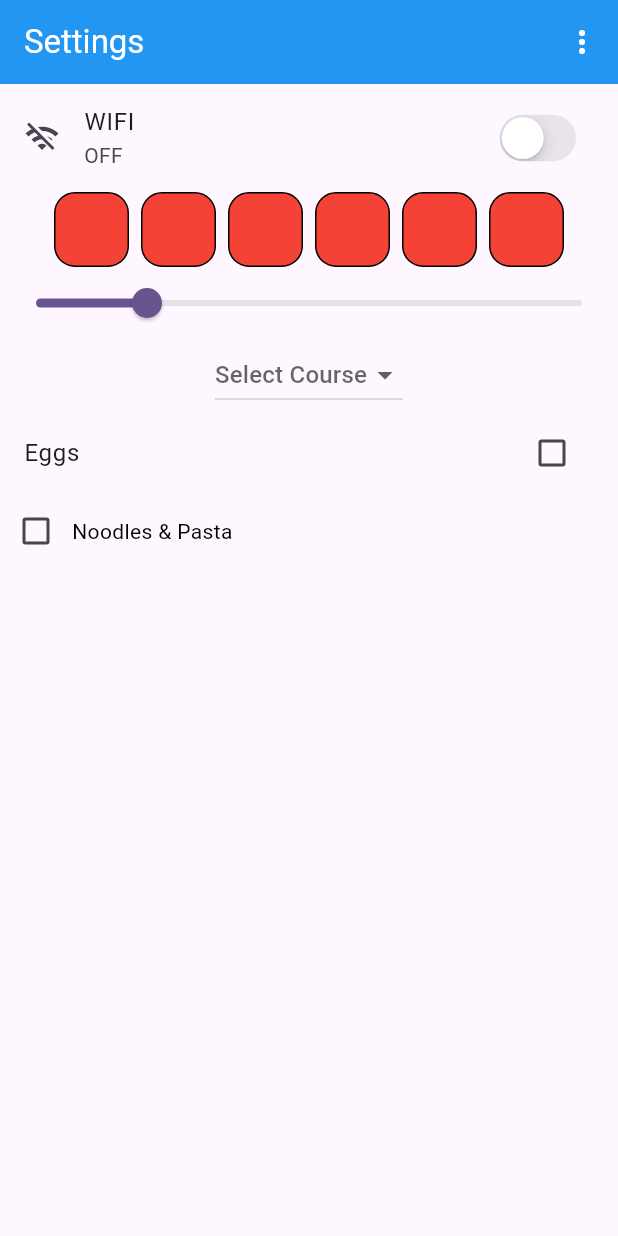
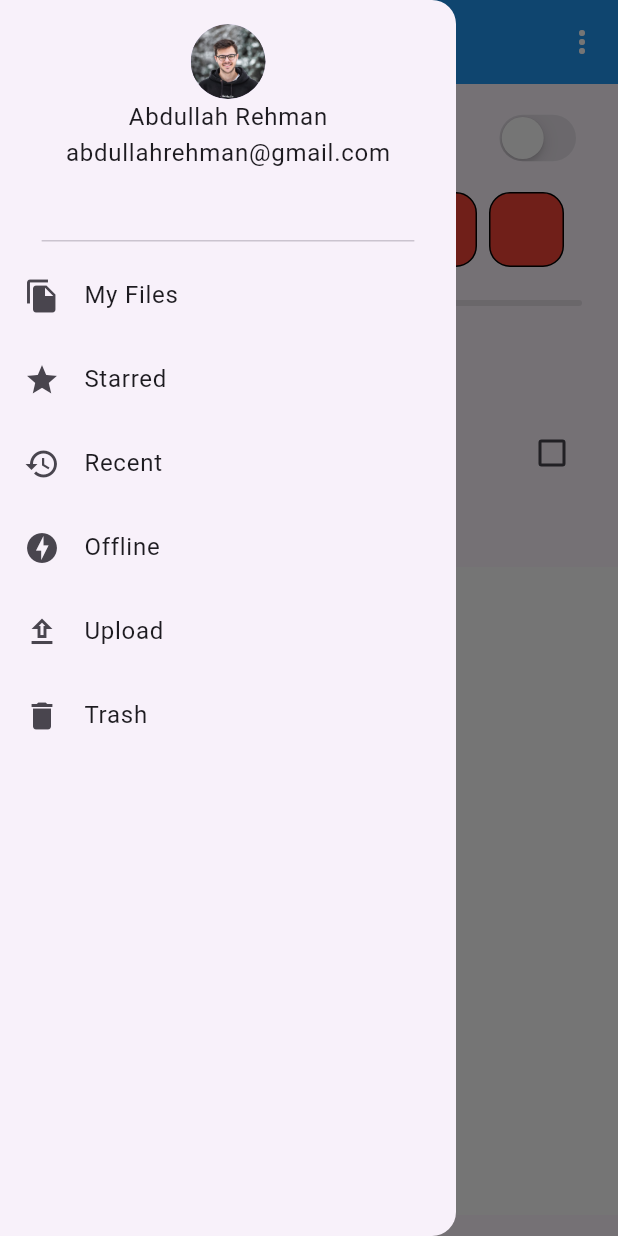
Before and after one commit to AbRehman536/batch_1_flutter, a Flutter app: the SettingsScreen screen opened directly, with the side drawer open (before the commit the screen has no drawer), on a phone screen of 412 x 824 dp. Run offline on Flutter 3.47's test engine with Material 3 defaults, Android fonts, the light colour scheme and no system bars; drawn by our look-alikes of pinput; our stand-ins replace carousel_slider, device_preview, flutter_screenutil, smooth_page_indicator.

Commit message:
Responsive, Drawer   Done

```diff
--- /dev/null
+++ b/lib/extra/drawerModel.dart
@@ -0,0 +1,8 @@
+import 'package:flutter/cupertino.dart';
+
+class Drawermodel {
+  final String title;
+  final IconData icon;
+
+  Drawermodel({ required this.title, required this.icon});
+}
--- a/lib/extra/settings.dart
+++ b/lib/extra/settings.dart
@@ -1,6 +1,8 @@
 import 'package:flutter/cupertino.dart';
 import 'package:flutter/material.dart';
+import 'package:owais_project/constants/app_assets.dart';
 import 'package:owais_project/constants/app_colors.dart';
+import 'package:owais_project/extra/drawerModel.dart';
 import 'package:owais_project/screens/home/favorite.dart';
 import 'package:pinput/pinput.dart';
 
@@ -27,6 +29,19 @@ class _SettingsScreenState extends State<SettingsScreen> {
   bool checkEgg = false;
   bool checkPasta = false;
   String? selectedCourse;
+  ///Drawer List
+  List<Drawermodel> drawerList = [
+    Drawermodel(title: "My Files", icon: Icons.file_copy),
+    Drawermodel(title: "Starred", icon: Icons.star),
+    Drawermodel(title: "Recent", icon: Icons.history),
+    Drawermodel(title: "Offline", icon: Icons.offline_bolt),
+    Drawermodel(title: "Upload", icon: Icons.upload_outlined),
+    Drawermodel(title: "Trash", icon: Icons.delete),
+  ];
+  ///Single Selection
+  int selectedIndex = -1;
+  ///Multi Selection
+  List<int> indexList = [];
   @override
   Widget build(BuildContext context) {
     return Scaffold(
@@ -160,8 +175,67 @@ class _SettingsScreenState extends State<SettingsScreen> {
                   color: checkPasta ? AppColors.primaryColor : Colors.black
                 ),)
               ],
+            ),
+            Expanded(
+              child: ListView.builder(
+                itemCount: drawerList.length,
+                itemBuilder: (BuildContext context, int index) {
+                  return ListTile(
+                    onTap: (){
+                      setState(() {
+                       if(indexList.contains(index)){
+                         indexList.remove(index);
+                       }
+                       else{
+                         indexList.add(index);
+                       }
+                      });
+                    },
+                   tileColor: indexList.contains(index) ? Colors.blue.withOpacity(0.2) : Colors.white,
+                   textColor: indexList.contains(index) ? Colors.blueAccent : Colors.black,
+                   iconColor: indexList.contains(index) ? Colors.blueAccent : Colors.black,
+                    leading: Text("$index"),
+                    title: Text(drawerList[index].title.toString()),
+                    subtitle: Text("$indexList"),
+                  );
+                },),
             )
 
+          ],
+        ),
+      ),
+      drawer: Drawer(
+        child: Column(
+          children: [
+            DrawerHeader(
+                child: Column(
+                  children: [
+                    CircleAvatar(
+                      radius: 25,
+                      backgroundImage: AssetImage(AppAssets.personImage),
+                    ),
+                    Text("Abdullah Rehman"),
+                    Text("abdullahrehman@gmail.com")
+                  ],
+                )),
+            Expanded(
+              child: ListView.builder(
+                itemCount: drawerList.length,
+                itemBuilder: (BuildContext context, int index) {
+                return ListTile(
+                  onTap: (){
+                    setState(() {
+                      selectedIndex = index;
+                    });
+                  },
+                  selected: selectedIndex == index,
+                  selectedColor: CupertinoColors.activeBlue,
+                  selectedTileColor: Colors.lightBlueAccent.withOpacity(0.1),
+                  leading: Icon(drawerList[index].icon),
+                  title: Text(drawerList[index].title.toString()),
+                );
+              },),
+            )
           ],
         ),
       ),
--- a/pubspec.yaml
+++ b/pubspec.yaml
@@ -39,6 +39,7 @@ dependencies:
   smooth_page_indicator: ^3.0.0
   intl: ^0.20.3
   pinput: ^6.0.2
+  flutter_screenutil: ^5.9.3
 
 dev_dependencies:
   flutter_test:
```
Also changed, not shown: lib/main.dart (+9 -1 lines), lib/screens/home/explore.dart (+13 -11 lines), pubspec.lock.
